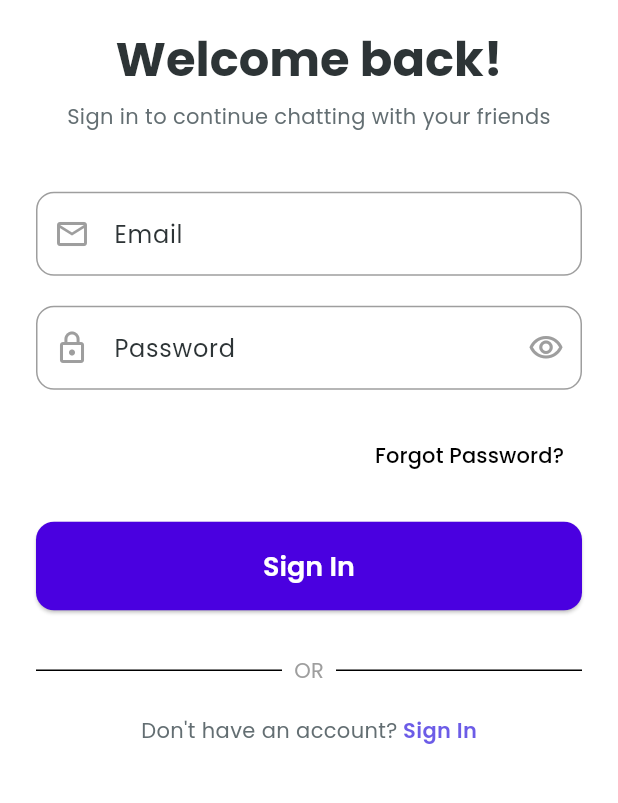
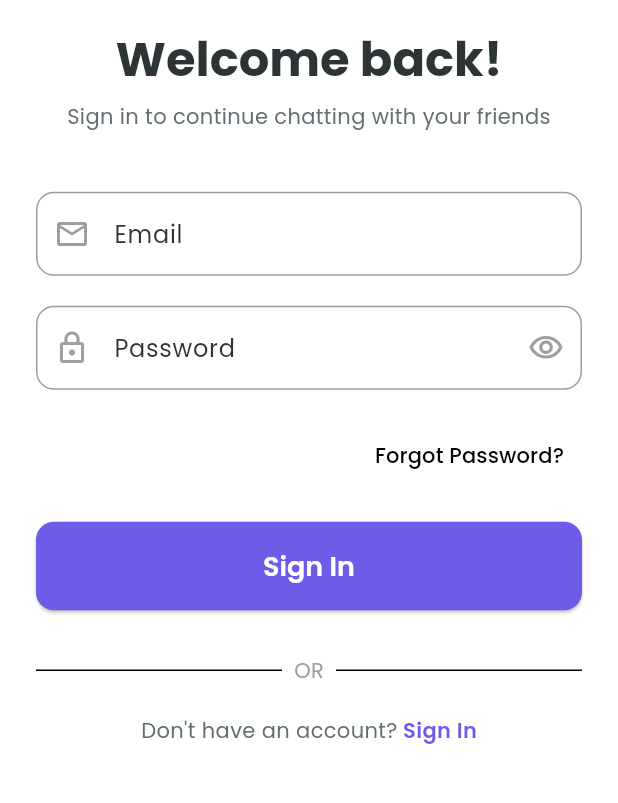
Before and after one commit to Tushar-Ravaliya/Buzzify, a Flutter app: the screen it shows after launch, on a phone screen of 412 x 824 dp, the part 316-1119 px from its top. Run offline on Flutter 3.47's test engine with Material 3 defaults, Android fonts, the phone set to English and light mode, and no system bars; our stand-ins replace cloud_firestore, firebase_auth, firebase_core, get, google_fonts, image_picker; accounts and stored records are empty.

Commit message:
Refactor UI components to use AppTheme colors and update routing for authentication and profile screens

```diff
--- a/lib/common/widgets/custom_button.dart
+++ b/lib/common/widgets/custom_button.dart
@@ -1,3 +1,4 @@
+import 'package:buzzify/common/theme/app_theme.dart';
 import 'package:flutter/material.dart';
 import '../constants/app_colors.dart';
 
@@ -20,7 +21,7 @@ class CustomButton extends StatelessWidget {
       child: ElevatedButton(
         onPressed: onPressed,
         style: ElevatedButton.styleFrom(
-          backgroundColor: AppColors.primary,
+          backgroundColor: AppTheme.primaryColor,
           padding: const EdgeInsets.symmetric(vertical: 16.0),
           shape: RoundedRectangleBorder(
             borderRadius: BorderRadius.circular(12.0),
--- a/lib/common/widgets/custom_text_field.dart
+++ b/lib/common/widgets/custom_text_field.dart
@@ -21,9 +21,10 @@ class CustomTextField extends StatelessWidget {
 
   @override
   Widget build(BuildContext context) {
-    return TextField(
+    return TextFormField(
       controller: controller,
       obscureText: obscureText,
+      validator: validator,
       decoration: InputDecoration(
         hintText: hintText,
         prefixIcon: Icon(prefixIcon, color: AppColors.grey),
--- a/lib/features/chat/chat_detail_screen.dart
+++ b/lib/features/chat/chat_detail_screen.dart
@@ -66,7 +66,7 @@ class _ChatDetailScreenState extends State<ChatDetailScreen> {
           if (_isScheduleDialogVisible)
             Positioned.fill(
               child: Container(
-                color: Colors.black.withOpacity(0.4),
+                color: Colors.black.withValues(alpha: 0.4),
                 child: Center(
                   child: _ScheduleMessageDialog(
                     onCancel: _toggleScheduleDialog,
--- a/lib/features/chat/widgets/chat_list_item_widget.dart
+++ b/lib/features/chat/widgets/chat_list_item_widget.dart
@@ -29,7 +29,7 @@ class ChatListItemWidget extends StatelessWidget {
         margin: const EdgeInsets.only(bottom: 12.0),
         decoration: BoxDecoration(
           borderRadius: BorderRadius.circular(12.0),
-          border: Border.all(color: AppColors.grey.withOpacity(0.5)),
+          border: Border.all(color: AppColors.grey.withValues(alpha: 0.5)),
         ),
         child: ListTile(
           leading: CircleAvatar(
--- a/lib/features/friends/friend_requests_screen.dart
+++ b/lib/features/friends/friend_requests_screen.dart
@@ -126,7 +126,7 @@ class _FriendRequestsScreenState extends State<FriendRequestsScreen> {
           padding: const EdgeInsets.all(24),
           decoration: BoxDecoration(
             shape: BoxShape.circle,
-            color: AppColors.primary.withOpacity(0.1),
+            color: AppColors.primary.withValues(alpha: 0.1),
           ),
           child: const Icon(
             Icons.send_outlined,
@@ -164,7 +164,7 @@ class _FriendRequestItem extends StatelessWidget {
         borderRadius: BorderRadius.circular(16.0),
         boxShadow: [
           BoxShadow(
-            color: Colors.grey.withOpacity(0.1),
+            color: Colors.grey.withValues(alpha: 0.1),
             spreadRadius: 2,
             blurRadius: 10,
           ),
--- a/lib/features/friends/friends_list_screen.dart
+++ b/lib/features/friends/friends_list_screen.dart
@@ -66,7 +66,7 @@ class FriendsListScreen extends StatelessWidget {
                     padding: const EdgeInsets.all(24),
                     decoration: BoxDecoration(
                       shape: BoxShape.circle,
-                      color: AppColors.primary.withOpacity(0.1),
+                      color: AppColors.primary.withValues(alpha: 0.1),
                     ),
                     child: Icon(
                       Icons.people_outline,
--- a/lib/features/friends/widgets/find_friend_list_item_widget.dart
+++ b/lib/features/friends/widgets/find_friend_list_item_widget.dart
@@ -25,7 +25,7 @@ class FindFriendListItemWidget extends StatelessWidget {
       padding: const EdgeInsets.all(12.0),
       decoration: BoxDecoration(
         borderRadius: BorderRadius.circular(12.0),
-        border: Border.all(color: AppColors.grey.withOpacity(0.5)),
+        border: Border.all(color: AppColors.grey.withValues(alpha: 0.5)),
       ),
       child: Row(
         children: [
@@ -106,7 +106,7 @@ class FindFriendListItemWidget extends StatelessWidget {
             ),
           ],
         );
-      case FriendStatus.none:
+      // case FriendStatus.none:
       default:
         return ElevatedButton.icon(
           onPressed: () {},
--- a/lib/features/notification/notification_screen.dart
+++ b/lib/features/notification/notification_screen.dart
@@ -71,7 +71,7 @@ class _NotificationItem extends StatelessWidget {
       decoration: BoxDecoration(
         color: AppColors.white,
         borderRadius: BorderRadius.circular(12.0),
-        border: Border.all(color: AppColors.grey.withOpacity(0.3)),
+        border: Border.all(color: AppColors.grey.withValues(alpha: 0.3)),
       ),
       child: Row(
         crossAxisAlignment: CrossAxisAlignment.start,
--- a/lib/routes/app_pages.dart
+++ b/lib/routes/app_pages.dart
@@ -1,15 +1,26 @@
+import 'package:buzzify/controller/profile_controller.dart';
+import 'package:buzzify/features/auth/forgot_password_screen.dart';
 import 'package:buzzify/features/auth/signin_screen.dart';
+import 'package:buzzify/features/auth/signup_screen.dart';
+import 'package:buzzify/features/chat/chat_list_screen.dart';
+import 'package:buzzify/features/profile/profile_screen.dart';
 import 'package:buzzify/routes/app_routes.dart';
-import 'package:get/route_manager.dart';
-
+import 'package:get/get.dart';
 
 class AppPages {
-  static const initial = AppRoutes.login;
+  static const initial = AppRoutes.signin;
 
   static final routes = [
-    // GetPage(name: AppRoutes.splash, page: () => const SplashView()),
-    GetPage(name: AppRoutes.login, page: () => const SigninScreen()),
-    // GetPage(name: AppRoutes.register, page: () => const RegisterView(),
+    GetPage(name: AppRoutes.signin, page: () => const SigninScreen()),
+    GetPage(name: AppRoutes.signup, page: () => const SignupScreen()),
+    // Home/Main routes
+    GetPage(name: AppRoutes.home, page: () => const ChatListScreen()),
+    GetPage(name: AppRoutes.main, page: () => const ChatListScreen()),
+    // Forgot Password
+    GetPage(
+      name: AppRoutes.forgotPassword,
+      page: () => const ForgotPasswordScreen(),
+    ),
     // binding: BindingsBuilder(() {
     //   Get.put(RegisterController());
     // }),
@@ -27,13 +38,13 @@ class AppPages {
     //     Get.put(MainController());
     //   }),
     // ),
-    // GetPage(
-    //   name: AppRoutes.profile,
-    //   page: () => const ProfileView(),
-    //   binding: BindingsBuilder(() {
-    //     Get.put(ProfileController());
-    //   }),
-    // ),
+    GetPage(
+      name: AppRoutes.profile,
+      page: () => const ProfileScreen(),
+      binding: BindingsBuilder(() {
+        Get.put(ProfileController());
+      }),
+    ),
     // GetPage(
     //   name: AppRoutes.chat,
     //   page: () => const ChatView(),
--- a/lib/routes/app_routes.dart
+++ b/lib/routes/app_routes.dart
@@ -2,8 +2,8 @@ class AppRoutes {
   static const String splash = '/';
   static const String home = '/home';
   static const String main = '/main';
-  static const String login = '/login';
-  static const String register = '/register';
+  static const String signin = '/signin';
+  static const String signup = '/signup';
   static const String forgotPassword = '/forgot-Password';
   static const String changePassword = '/change-Password';
   static const String profile = '/profile';
```
